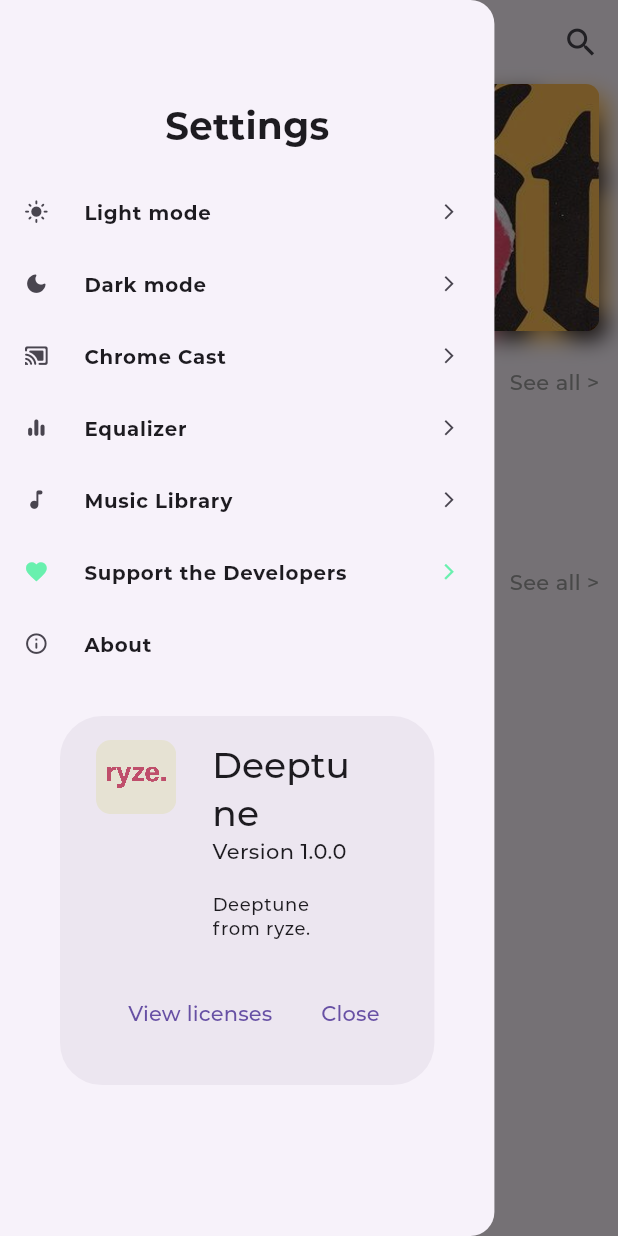
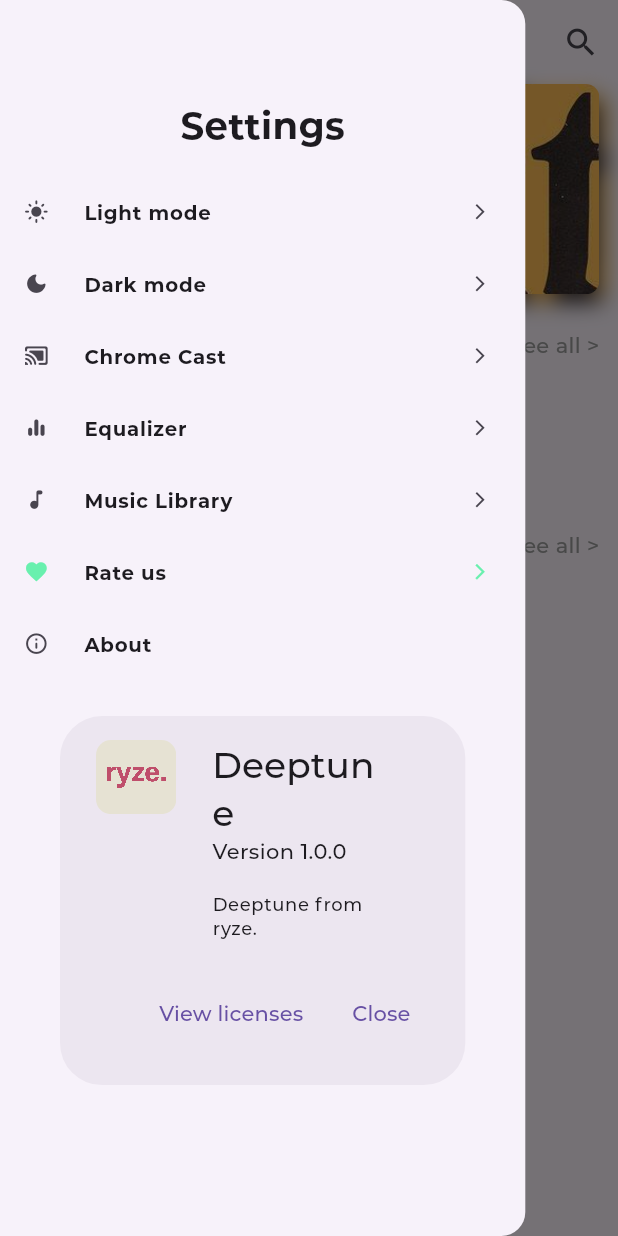
Before and after one commit to Muhammad-Ammar19/Deeptune, a Flutter app: the screen it shows after launch, with the side drawer open, on a phone screen of 412 x 824 dp. Run offline on Flutter 3.47's test engine with Material 3 defaults, Android fonts, the phone set to English and light mode, and no system bars; drawn by our look-alikes of drop_shadow_image; our stand-ins replace device_preview, get, google_mobile_ads, just_audio, on_audio_query, permission_handler and 1 more; network calls fail; project files that could hold a hidden picture were left out.

Commit message:
home page updated

```diff
--- a/lib/home_page.dart
+++ b/lib/home_page.dart
@@ -60,7 +60,7 @@
                 padding: EdgeInsets.symmetric(horizontal: paddingValue),
                 child: SizedBox(
                   width: double.infinity,
-                  height: Get.height * 0.2,
+                  height: Get.height * 0.17,
                   child: DropShadowImage(
                     image: Image.asset(
                       "assets/images/cover.jpg",
@@ -163,7 +163,7 @@
 
     return Drawer(
       elevation: 5,
-      width: Get.width * 0.8,
+       width: Get.width *0.85,
       child: SingleChildScrollView(
         child: Column(
           crossAxisAlignment: CrossAxisAlignment.center,
@@ -269,24 +269,10 @@
             ),
             ListTile(
               onTap: () {
-                Get.defaultDialog(
-                  titleStyle: TextStyle(fontSize: fontSize * 1.5, fontWeight: FontWeight.bold),
-                  middleText: 'Want to support the developers?\nYou can support the developers by watching the ad.',
-                  confirm: Text(
-                    "Sure",
-                    style: TextStyle(color: Colors.green, fontSize: fontSize),
-                  ),
-                  radius: 10,
-                  title: "Support Developers",
-                  cancel: Text(
-                    "No, Thanks",
-                    style: TextStyle(color: Colors.redAccent, fontSize: fontSize),
-                  ),
-                  titlePadding: const EdgeInsets.all(10),
-                );
+
               },
               title: Text(
-                "Support the Developers",
+                "Rate us",
                 style: TextStyle(fontSize: fontSize, fontWeight: FontWeight.bold),
               ),
               leading: Icon(
```
